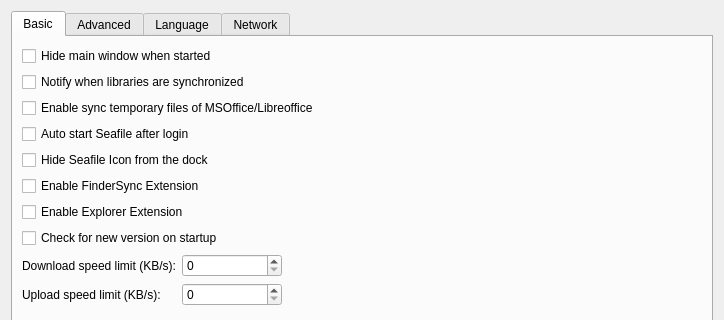
The window that ui/settings-dialog.ui (haiwen/seafile-client) describes before a commit, drawn with Qt 5; both pictures show x 0 to 724 and y 0 to 320 of the 724 by 579 pixel window.
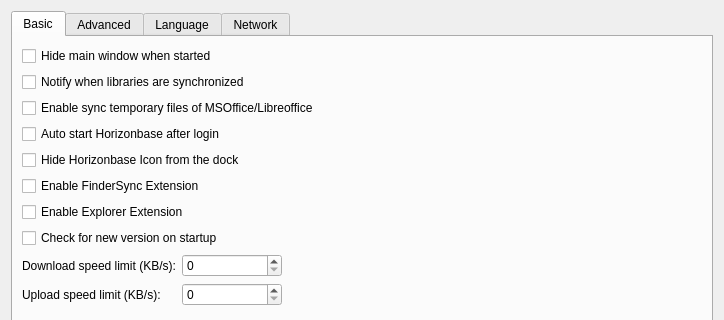
The same window after the commit. The open tabs and pages were chosen to show the change.

Commit message: customization for horizonbase

```diff
--- a/ui/settings-dialog.ui
+++ b/ui/settings-dialog.ui
@@ -48,14 +48,14 @@
        <item>
         <widget class="QCheckBox" name="mAutoStartCheckBox">
          <property name="text">
-          <string>Auto start Seafile after login</string>
+          <string>Auto start Horizonbase after login</string>
          </property>
         </widget>
        </item>
        <item>
         <widget class="QCheckBox" name="mHideDockIconCheckBox">
          <property name="text">
-          <string>Hide Seafile Icon from the dock</string>
+          <string>Hide Horizonbase Icon from the dock</string>
          </property>
         </widget>
        </item>
```
Left out of the diff: 2 changed lines with no effect on the pictures. The commit also changes 46 other files.
